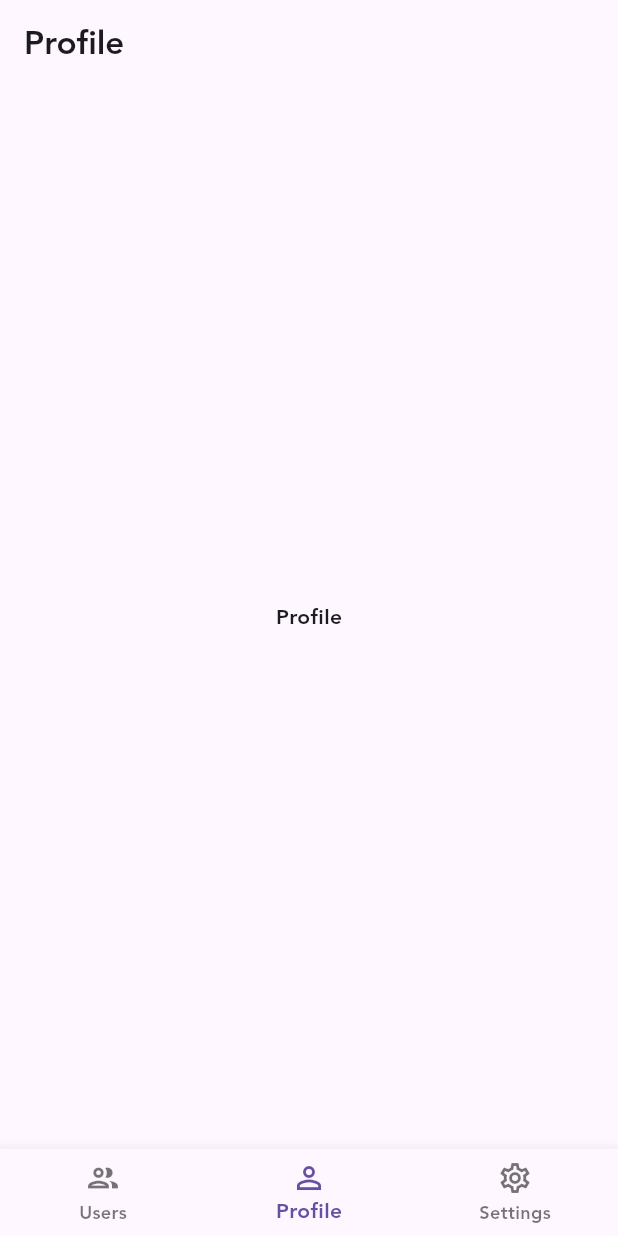
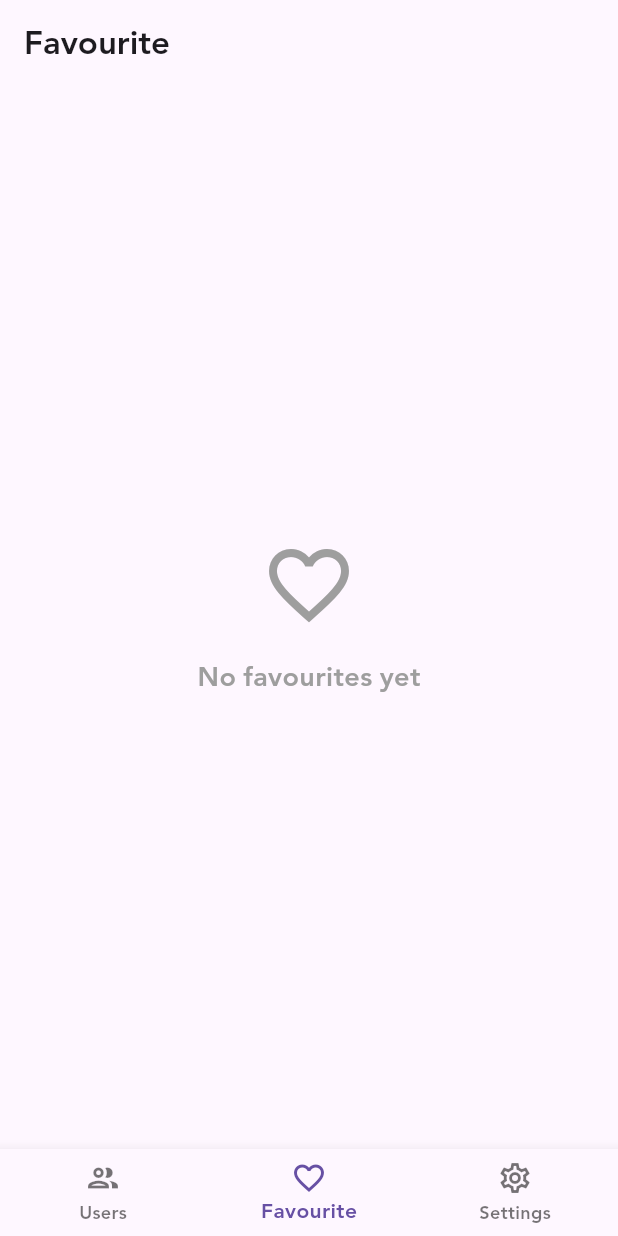
Before and after one commit to MahmoudALBndkji/Clean-Architecture-Template, a Flutter app: the screen it shows after launch, item 2 of the bottom bar chosen, on a phone screen of 412 x 824 dp. Run offline on Flutter 3.47's test engine with Material 3 defaults, Android fonts, the phone set to English and light mode, and no system bars; our stand-ins replace dio, equatable, flutter_bloc, flutter_secure_storage, get_it, go_router and 2 more; network calls fail.

Commit message:
Add Favourite Feature

```diff
--- a/assets/lang/ar.json
+++ b/assets/lang/ar.json
@@ -28,6 +28,8 @@
   "bad_certificate_error": "شهادة غير صالحة",
   "users": "المستخدمون",
   "user_details": "تفاصيل المستخدم",
-  "profile": "الملف الشخصي",
-  "settings": "الإعدادات"
+  "favourite": "المفضلة",
+  "settings": "الإعدادات",
+  "no_favourites_yet": "لا يوجد مفضلات بعد",
+  "retry": "إعادة المحاولة"
 }
--- a/assets/lang/en.json
+++ b/assets/lang/en.json
@@ -28,6 +28,8 @@
   "bad_certificate_error": "Bad certificate error",
   "users": "Users",
   "user_details": "User Details",
-  "profile": "Profile",
-  "settings": "Settings"
+  "favourite": "Favourite",
+  "settings": "Settings",
+  "no_favourites_yet": "No favourites yet",
+  "retry": "Retry"
 }
--- a/lib/core/services/injection_container.dart
+++ b/lib/core/services/injection_container.dart
@@ -11,11 +11,12 @@ import 'package:clean_architecture_template/features/users/presentation/cubits/u
 import 'package:clean_architecture_template/features/users/domain/usecases/get_all_users_use_case.dart';
 import 'package:clean_architecture_template/features/users/data/datasources/user_remote_data_source.dart';
 import 'package:clean_architecture_template/features/users/domain/usecases/get_user_details_use_case.dart';
+import 'package:clean_architecture_template/features/favourite/presentation/cubit/favourite_cubit.dart';
 
 final sl = GetIt.instance;
 Future<void> initServiceLocator() async {
   sl.registerFactory(() => LanguageCubit());
-
+  sl.registerLazySingleton(() => FavouriteCubit());
   sl.registerLazySingleton(
       () => UserCubit(getAllUsersUseCase: sl(), getUserDetailsUseCase: sl()));
   sl.registerLazySingleton(() => GetAllUsersUseCase(sl()));
--- /dev/null
+++ b/lib/features/favourite/presentation/cubit/favourite_cubit.dart
@@ -0,0 +1,128 @@
+import 'dart:convert';
+import 'package:clean_architecture_template/core/base/base_state.dart';
+import 'package:equatable/equatable.dart';
+import 'package:flutter_bloc/flutter_bloc.dart';
+import 'package:clean_architecture_template/core/network/local/cache_helper.dart';
+import 'package:clean_architecture_template/features/users/data/models/user_model.dart';
+import 'package:clean_architecture_template/features/users/domain/entities/user_entity.dart';
+
+part 'favourite_state.dart';
+
+class FavouriteCubit extends Cubit<FavouriteState> {
+  static const String _favouritesKey = 'favourite_users';
+
+  FavouriteCubit() : super(FavouriteState.initial()) {
+    loadFavourites();
+  }
+
+  Future<void> loadFavourites() async {
+    try {
+      emit(state.copyWith(
+          favourites: state.favourites.copyWith(status: BaseStatus.loading)));
+      final favouritesJson =
+          CacheHelper.getData(key: _favouritesKey) as String?;
+
+      if (favouritesJson != null && favouritesJson.isNotEmpty) {
+        final List<dynamic> decoded = jsonDecode(favouritesJson);
+        final favourites = decoded
+            .map((item) => DataModel.fromMap(item as Map<String, dynamic>))
+            .toList();
+        emit(state.copyWith(
+          favourites: state.favourites
+              .copyWith(status: BaseStatus.success, data: favourites),
+        ));
+      } else {
+        emit(state.copyWith(
+          favourites:
+              state.favourites.copyWith(status: BaseStatus.success, data: []),
+        ));
+      }
+    } catch (e) {
+      emit(state.copyWith(
+        favourites: state.favourites.copyWith(
+            status: BaseStatus.failure, error: 'Failed to load favourites'),
+      ));
+    }
+  }
+
+  Future<void> addFavourite(DataEntity user) async {
+    try {
+      final currentFavourites = List<DataEntity>.from(state.favourites.data ?? []);
+
+      if (currentFavourites.any((fav) => fav.id == user.id)) {
+        return;
+      }
+
+      final userModel = _convertToDataModel(user);
+      currentFavourites.add(userModel);
+
+      await _saveFavourites(currentFavourites);
+      emit(state.copyWith(
+        favourites: state.favourites.copyWith(status: BaseStatus.success, data: currentFavourites),
+      ));
+    } catch (e) {
+      emit(state.copyWith(
+        favourites: state.favourites.copyWith(
+            status: BaseStatus.failure, error: 'Failed to add favourite'),
+      ));
+    }
+  }
+
+  Future<void> removeFavourite(int userId) async {
+    try {
+      final currentFavourites = List<DataEntity>.from(state.favourites.data ?? []);
+      currentFavourites.removeWhere((fav) => fav.id == userId);
+
+      await _saveFavourites(currentFavourites);
+      emit(state.copyWith(
+        favourites: state.favourites.copyWith(status: BaseStatus.success, data: currentFavourites),
+      ));
+    } catch (e) {
+      emit(state.copyWith(
+        favourites: state.favourites.copyWith(
+            status: BaseStatus.failure, error: 'Failed to remove favourite'),
+      ));
+    }
+  }
+
+  bool isFavourite(int userId) {
+    return state.favourites.data?.any((fav) => fav.id == userId) ?? false;
+  }
+
+  Future<void> _saveFavourites(List<DataEntity> favourites) async {
+    final favouritesJson = jsonEncode(
+      favourites.map((fav) {
+        final model = _convertToDataModel(fav);
+        return model.toMap();
+      }).toList(),
+    );
+    await CacheHelper.saveData(key: _favouritesKey, value: favouritesJson);
+  }
+
+  DataModel _convertToDataModel(DataEntity entity) {
+    if (entity is DataModel) {
+      return entity;
+    }
+    return DataModel(
+      id: entity.id,
+      email: entity.email,
+      username: entity.username,
+      name: entity.name != null
+          ? NameModel(
+              firstname: entity.name!.firstname,
+              lastname: entity.name!.lastname,
+            )
+          : null,
+      address: entity.address != null
+          ? AddressModel(
+              street: entity.address!.street,
+              city: entity.address!.city,
+              zipcode: entity.address!.zipcode,
+              country: entity.address!.country,
+            )
+          : null,
+      phone: entity.phone,
+      orders: entity.orders,
+    );
+  }
+}
--- /dev/null
+++ b/lib/features/favourite/presentation/cubit/favourite_state.dart
@@ -0,0 +1,26 @@
+part of 'favourite_cubit.dart';
+
+class FavouriteState extends Equatable {
+  final BaseState<List<DataEntity>> favourites;
+
+  const FavouriteState({
+    this.favourites = const BaseState<List<DataEntity>>(),
+  });
+
+  factory FavouriteState.initial() {
+    return const FavouriteState(
+      favourites: BaseState<List<DataEntity>>(),
+    );
+  }
+
+  FavouriteState copyWith({
+    BaseState<List<DataEntity>>? favourites,
+  }) {
+    return FavouriteState(
+      favourites: favourites ?? this.favourites,
+    );
+  }
+
+  @override
+  List<Object?> get props => [favourites];
+}
--- /dev/null
+++ b/lib/features/favourite/presentation/screens/favourite_screen.dart
@@ -0,0 +1,78 @@
+import 'package:clean_architecture_template/core/base/base_state.dart';
+import 'package:clean_architecture_template/core/languages/app_localizations.dart';
+import 'package:clean_architecture_template/features/users/domain/entities/user_entity.dart';
+import 'package:flutter/material.dart';
+import 'package:flutter_bloc/flutter_bloc.dart';
+import 'package:clean_architecture_template/features/favourite/presentation/cubit/favourite_cubit.dart';
+import 'package:clean_architecture_template/features/favourite/presentation/widgets/favourite_card.dart';
+
+class FavouriteScreen extends StatelessWidget {
+  const FavouriteScreen({super.key});
+
+  @override
+  Widget build(BuildContext context) {
+    return Scaffold(
+      appBar: AppBar(
+        title: Text(context.tr('favourite')),
+      ),
+      body: BlocBuilder<FavouriteCubit, FavouriteState>(
+        builder: (context, state) {
+          if (state.favourites.status.isLoading) {
+            return Center(
+              child: CircularProgressIndicator(),
+            );
+          }
+          if (state.favourites.status.isFailure) {
+            return Center(
+              child: Column(
+                mainAxisAlignment: MainAxisAlignment.center,
+                children: [
+                  Icon(Icons.error_outline, size: 64, color: Colors.grey),
+                  const SizedBox(height: 16),
+                  Text(
+                    state.favourites.error ?? 'An error occurred',
+                    style: TextStyle(color: Colors.grey),
+                  ),
+                  const SizedBox(height: 16),
+                  ElevatedButton(
+                    onPressed: () {
+                      context.read<FavouriteCubit>().loadFavourites();
+                    },
+                    child: Text(context.tr('retry')),
+                  ),
+                ],
+              ),
+            );
+          }
+          if (state.favourites.data?.isEmpty ?? true) {
+            return Center(
+              child: Column(
+                mainAxisAlignment: MainAxisAlignment.center,
+                children: [
+                  Icon(Icons.favorite_border, size: 64, color: Colors.grey),
+                  const SizedBox(height: 16),
+                  Text(
+                    context.tr('no_favourites_yet'),
+                    style: TextStyle(
+                      fontSize: 18,
+                      color: Colors.grey,
+                    ),
+                  ),
+                ],
+              ),
+            );
+          }
+          return ListView.separated(
+            padding: EdgeInsets.all(16),
+            itemCount: state.favourites.data?.length ?? 0,
+            separatorBuilder: (context, index) => const SizedBox(height: 8),
+            itemBuilder: (context, index) {
+              final user = state.favourites.data?[index] ?? DataEntity();
+              return FavouriteCard(user: user);
+            },
+          );
+        },
+      ),
+    );
+  }
+}
--- a/lib/features/home/presentation/screens/home_layout.dart
+++ b/lib/features/home/presentation/screens/home_layout.dart
@@ -1,7 +1,7 @@
 import 'package:clean_architecture_template/core/languages/app_localizations.dart';
 import 'package:clean_architecture_template/features/home/presentation/cubit/home_cubit.dart';
 import 'package:clean_architecture_template/features/home/presentation/cubit/home_state.dart';
-import 'package:clean_architecture_template/features/profile/presentation/screens/profile_screen.dart';
+import 'package:clean_architecture_template/features/favourite/presentation/screens/favourite_screen.dart';
 import 'package:clean_architecture_template/features/settings/presentation/screens/settings_screen.dart';
 import 'package:clean_architecture_template/features/users/presentation/screens/users_screen.dart';
 import 'package:flutter/material.dart';
@@ -12,7 +12,7 @@ class HomeLayout extends StatelessWidget {
 
   static final List<Widget> _screens = <Widget>[
     const UsersScreen(key: ValueKey('users_screen')),
-    const ProfileScreen(key: ValueKey('profile_screen')),
+    const FavouriteScreen(key: ValueKey('favourite_screen')),
     const SettingsScreen(key: ValueKey('settings_screen')),
   ];
 
@@ -31,8 +31,8 @@ class HomeLayout extends StatelessWidget {
                 label: context.tr('users'),
               ),
               BottomNavigationBarItem(
-                icon: Icon(Icons.person_outline),
-                label: context.tr('profile'),
+                icon: Icon(Icons.favorite_border_outlined),
+                label: context.tr('favourite'),
               ),
               BottomNavigationBarItem(
                 icon: Icon(Icons.settings_outlined),
--- a/lib/features/profile/presentation/screens/profile_screen.dart
+++ /dev/null
@@ -1,18 +0,0 @@
-import 'package:clean_architecture_template/core/languages/app_localizations.dart';
-import 'package:flutter/material.dart';
-
-class ProfileScreen extends StatelessWidget {
-  const ProfileScreen({super.key});
-
-  @override
-  Widget build(BuildContext context) {
-    return Scaffold(
-      appBar: AppBar(
-        title: Text(context.tr('profile')),
-      ),
-      body: Center(
-        child: Text(context.tr('profile')),
-      ),
-    );
-  }
-}
--- a/lib/features/users/presentation/cubits/user/user_cubit.dart
+++ b/lib/features/users/presentation/cubits/user/user_cubit.dart
@@ -81,6 +81,4 @@ class UserCubit extends Cubit<UserState> {
               .copyWith(status: BaseStatus.failure, error: errorMessage),
         ),
       );
-
-  void toggleFavorite() => emit(state.copyWith(isFavorite: !state.isFavorite));
 }
--- a/lib/features/users/presentation/cubits/user/user_state.dart
+++ b/lib/features/users/presentation/cubits/user/user_state.dart
@@ -3,12 +3,10 @@ part of 'user_cubit.dart';
 class UserState extends Equatable {
   final BaseState<List<DataEntity>> users;
   final BaseState<DataEntity> userDetails;
-  final bool isFavorite;
 
   const UserState({
     required this.users,
     required this.userDetails,
-    this.isFavorite = false,
   });
 
   factory UserState.initial() {
@@ -26,10 +24,9 @@ class UserState extends Equatable {
     return UserState(
       users: users ?? this.users,
       userDetails: userDetails ?? this.userDetails,
-      isFavorite: isFavorite ?? this.isFavorite,
     );
   }
 
   @override
-  List<Object?> get props => [users, userDetails, isFavorite];
+  List<Object?> get props => [users, userDetails];
 }
--- a/lib/features/users/presentation/widgets/users_list_view.dart
+++ b/lib/features/users/presentation/widgets/users_list_view.dart
@@ -26,7 +26,6 @@ class _UsersListViewState extends State<UsersListView> with PaginationMixin {
       },
       buildWhen: (p, c) => p.users != c.users,
       builder: (context, state) {
-        final userCubit = context.read<UserCubit>();
         if (state.users.status.isLoading && state.users.data == null) {
           return const LoadingColumn(message: 'loading');
         }
@@ -42,10 +41,7 @@ class _UsersListViewState extends State<UsersListView> with PaginationMixin {
         return ListView.builder(
           controller: scrollController,
           itemCount: users.length,
-          itemBuilder: (_, i) => UserCard(
-            user: users[i],
-            userCubit: userCubit,
-          ),
+          itemBuilder: (_, i) => UserCard(user: users[i]),
         );
       },
     );
```
Also changed, not shown: lib/core/routing/app_router.dart (+9 -2 lines), lib/features/favourite/presentation/widgets/favourite_card.dart (added, +193 -0 lines), lib/features/users/presentation/screens/user_details_screen.dart (+25 -11 lines), lib/features/users/presentation/widgets/user_card.dart (+23 -3 lines).
